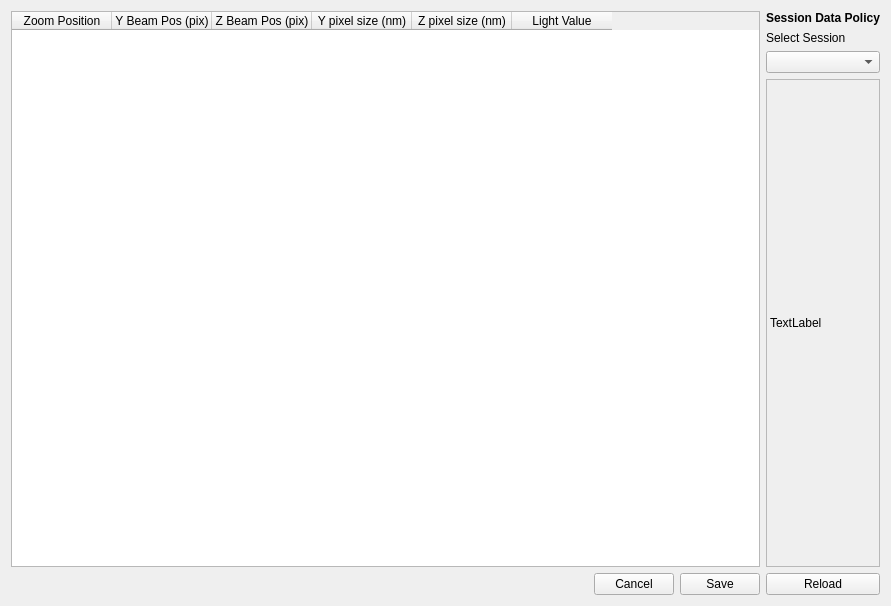
The window that gui/ui_files/esrf_id13_configuration_widget.ui (natxo14/mxcube) describes before a commit, drawn with Qt 5.
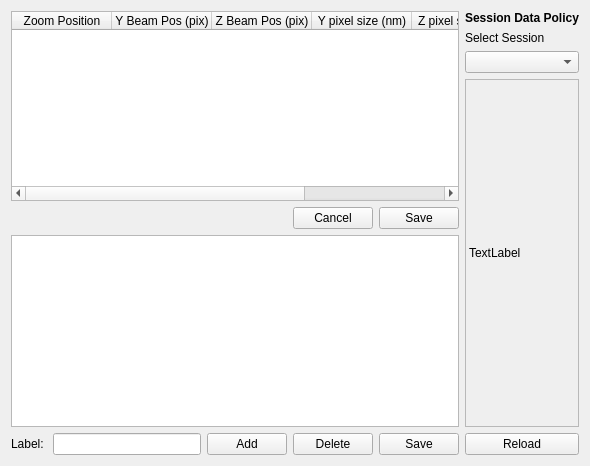
The same window after the commit.

Commit message:
Created ESRFID13ConfigurationTabBrick to export data to json files
See description in file for details

The edit to the form file:
```diff
--- a/gui/ui_files/esrf_id13_configuration_widget.ui
+++ b/gui/ui_files/esrf_id13_configuration_widget.ui
@@ -6,14 +6,14 @@
    <rect>
     <x>0</x>
     <y>0</y>
-    <width>891</width>
-    <height>606</height>
+    <width>590</width>
+    <height>466</height>
    </rect>
   </property>
   <property name="windowTitle">
    <string>Form</string>
   </property>
-  <layout class="QVBoxLayout" name="verticalLayout_3">
+  <layout class="QHBoxLayout" name="horizontalLayout_4">
    <item>
     <layout class="QHBoxLayout" name="horizontalLayout_2">
      <item>
@@ -89,6 +89,51 @@
          </item>
         </layout>
        </item>
+       <item>
+        <widget class="QListWidget" name="label_list">
+         <property name="sizePolicy">
+          <sizepolicy hsizetype="Minimum" vsizetype="Minimum">
+           <horstretch>0</horstretch>
+           <verstretch>0</verstretch>
+          </sizepolicy>
+         </property>
+        </widget>
+       </item>
+       <item>
+        <layout class="QHBoxLayout" name="horizontalLayout_3">
+         <item>
+          <widget class="QLabel" name="label_3">
+           <property name="text">
+            <string>Label: </string>
+           </property>
+          </widget>
+         </item>
+         <item>
+          <widget class="QLineEdit" name="new_label_edit"/>
+         </item>
+         <item>
+          <widget class="QPushButton" name="add_label_button">
+           <property name="text">
+            <string>Add</string>
+           </property>
+          </widget>
+         </item>
+         <item>
+          <widget class="QPushButton" name="delete_label_button">
+           <property name="text">
+            <string>Delete</string>
+           </property>
+          </widget>
+         </item>
+         <item>
+          <widget class="QPushButton" name="save_labels_button">
+           <property name="text">
+            <string>Save</string>
+           </property>
+          </widget>
+         </item>
+        </layout>
+       </item>
       </layout>
      </item>
      <item>
```
The commit also changes 6 other files.
